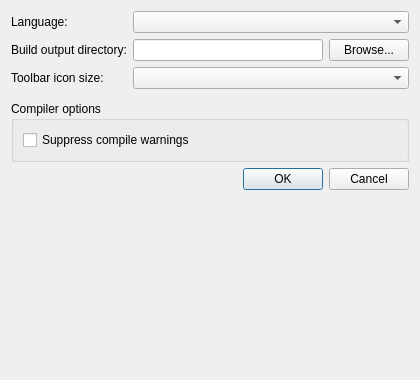
Before: the Qt Designer form src/tools/nide/ui/SettingsDialog.ui in dliting/nlang, drawn with Qt 5.
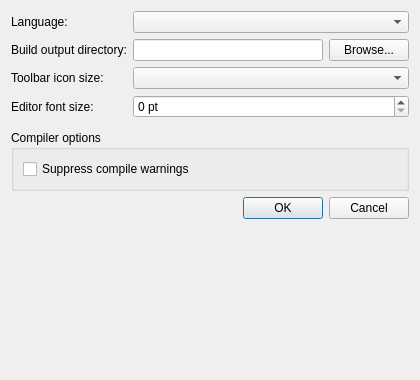
After: the same form once the commit is applied.

Commit message: feat(nide): add go-to-definition and editor font size control

Patch:
```diff
--- a/src/tools/nide/ui/SettingsDialog.ui
+++ b/src/tools/nide/ui/SettingsDialog.ui
@@ -55,10 +55,24 @@
    <item row="2" column="1">
     <widget class="QComboBox" name="cmbIconSize"/>
    </item>
-   <item row="3" column="0" colspan="2">
-    <widget class="QWidget" name="wgtLibraryPaths"/>
+   <item row="3" column="0">
+    <widget class="QLabel" name="lblEditorFont">
+     <property name="text">
+      <string>Editor font size:</string>
+     </property>
+    </widget>
+   </item>
+   <item row="3" column="1">
+    <widget class="QSpinBox" name="spnEditorFont">
+     <property name="suffix">
+      <string> pt</string>
+     </property>
+    </widget>
    </item>
    <item row="4" column="0" colspan="2">
+    <widget class="QWidget" name="wgtLibraryPaths"/>
+   </item>
+   <item row="5" column="0" colspan="2">
     <widget class="QGroupBox" name="grpCompiler">
      <property name="title">
       <string>Compiler options</string>
@@ -77,7 +91,7 @@
      </layout>
     </widget>
    </item>
-   <item row="5" column="0" colspan="2">
+   <item row="6" column="0" colspan="2">
     <widget class="QDialogButtonBox" name="buttonBox">
      <property name="orientation">
       <enum>Qt::Horizontal</enum>
```
The commit also changes 26 other files.
